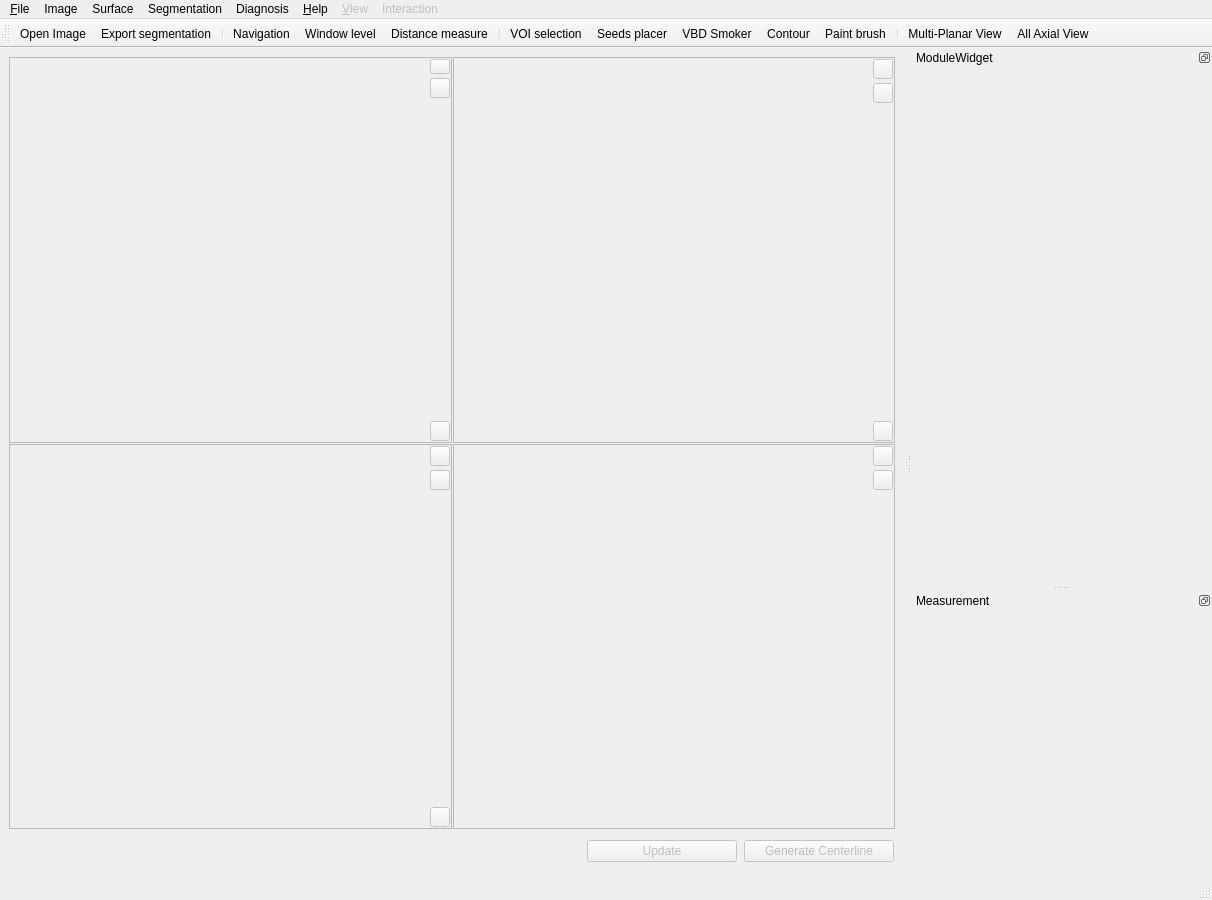
Old version of the form codes/View/MainWindow.ui in the repository wuzhuobin/Vessel_Project.
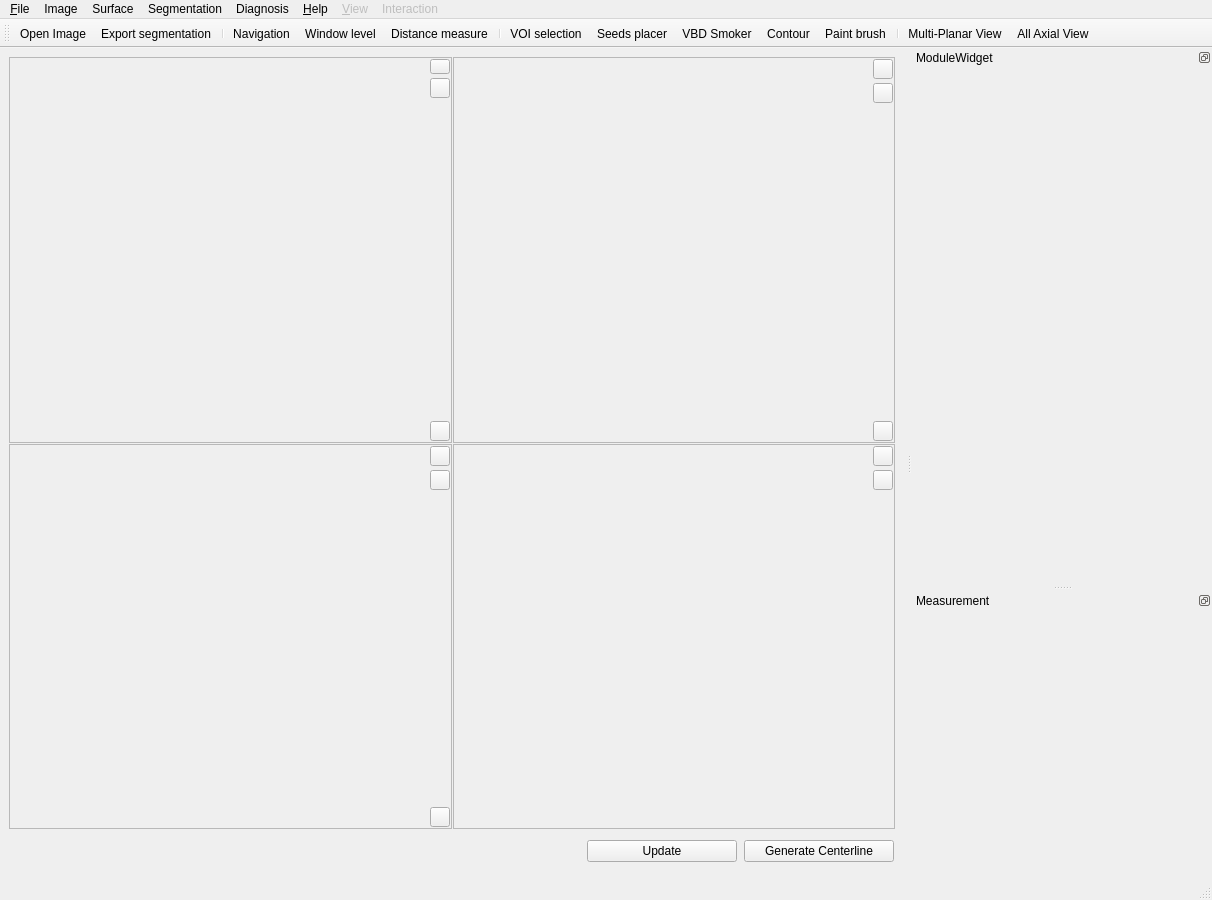
New version of the form. Icons and pictures are not drawn. Custom widgets are drawn as their Qt base class.

What changed in the file:
```diff
--- a/codes/View/MainWindow.ui
+++ b/codes/View/MainWindow.ui
@@ -33,7 +33,7 @@
   </property>
   <widget class="QWidget" name="centralwidget">
    <property name="enabled">
-    <bool>false</bool>
+    <bool>true</bool>
    </property>
    <property name="sizePolicy">
     <sizepolicy hsizetype="Expanding" vsizetype="Expanding">
@@ -319,6 +319,9 @@
         </property>
         <item>
          <widget class="QWidget" name="xyzwidget" native="true">
+          <property name="enabled">
+           <bool>true</bool>
+          </property>
           <layout class="QHBoxLayout" name="horizontalLayout_7">
            <property name="spacing">
             <number>7</number>
@@ -391,6 +394,9 @@
            </item>
            <item>
             <widget class="QPushButton" name="updateBtn">
+             <property name="enabled">
+              <bool>true</bool>
+             </property>
              <property name="minimumSize">
               <size>
                <width>150</width>
@@ -404,6 +410,9 @@
            </item>
            <item>
             <widget class="QPushButton" name="generateCLBtn">
+             <property name="enabled">
+              <bool>true</bool>
+             </property>
              <property name="minimumSize">
               <size>
                <width>150</width>
```
Left out of the diff: 20 changed lines with no effect on the pictures.
